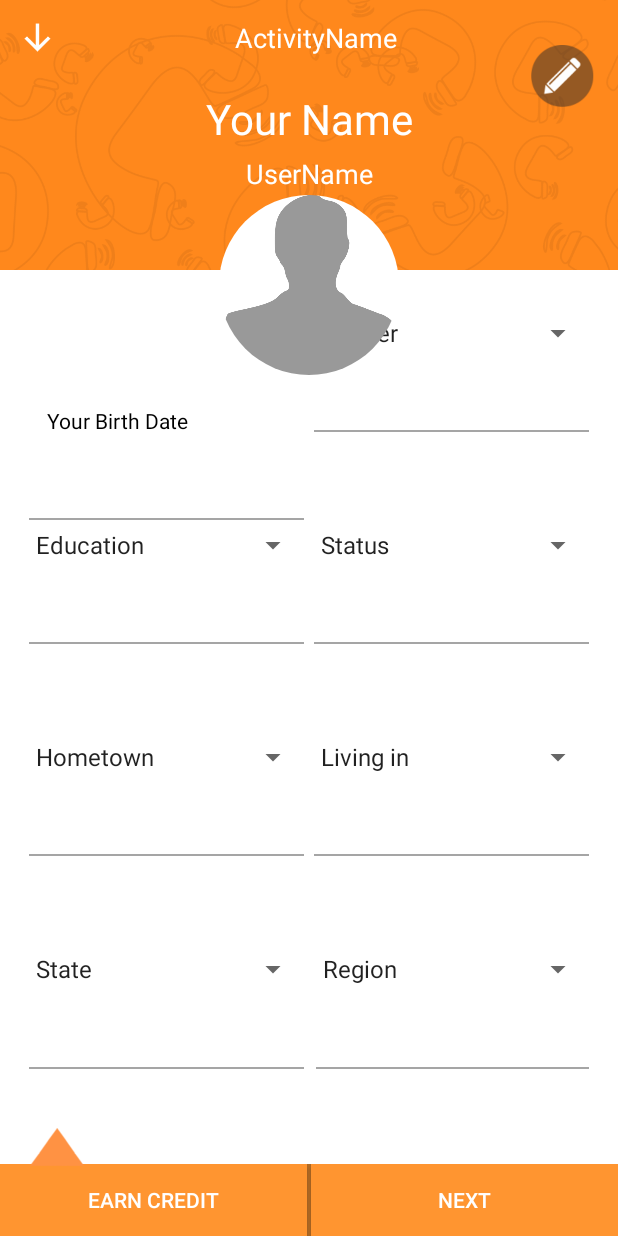
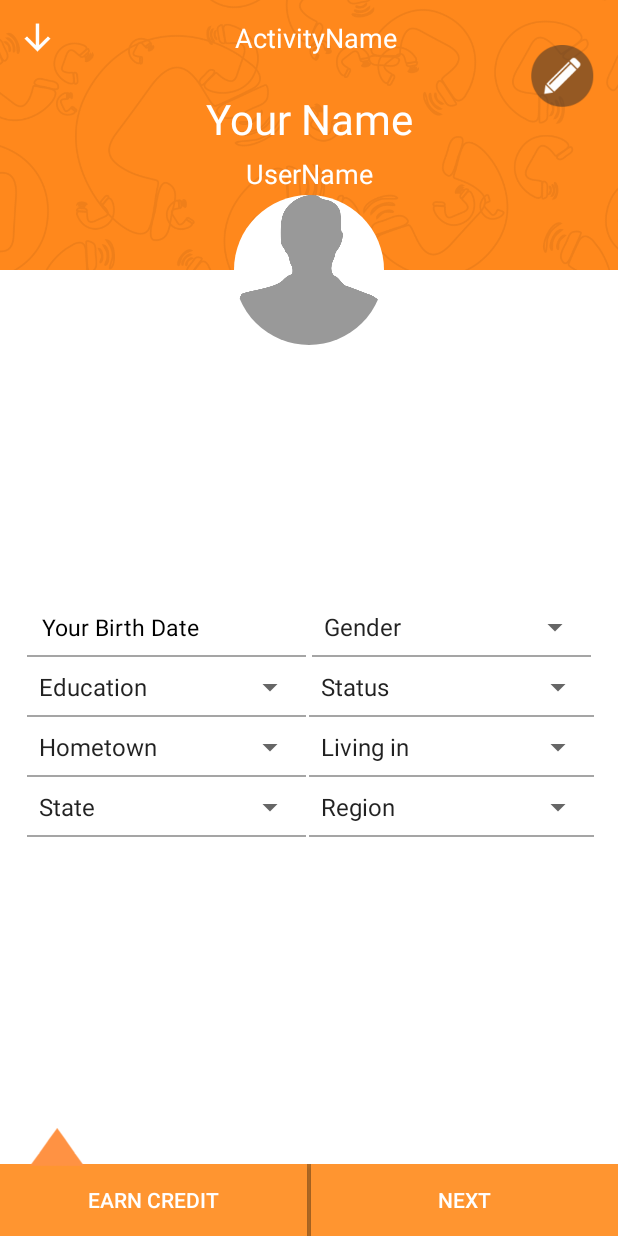
Before and after one commit to surendersankhla/myApp, an Android app: the layout activity_profile_page.xml on its own in the app's theme, with its tools: preview values and no code run, on a phone screen of 412 x 824 dp. Run offline under Robolectric (Android 15) with nearby library versions, the phone set to English and light mode, and no system bars.

Commit message:
20 jun 1.25

```diff
--- a/app/src/main/AndroidManifest.xml
+++ b/app/src/main/AndroidManifest.xml
@@ -51,11 +51,11 @@
         <activity
             android:name=".ProfilePage"
             android:screenOrientation="portrait"
-            android:theme="@style/Theme.AppCompat.NoActionBar"/>
+            android:theme="@style/AppTheme2"/>
         <activity
             android:name=".CompleteNEarn"
             android:screenOrientation="portrait"
-            android:theme="@style/Theme.AppCompat.Light.NoActionBar" />
+            android:theme="@style/AppTheme2" />
         <activity
             android:name=".PinInterest"
             android:label="Pin Your Interest"
--- a/app/src/main/res/layout/activity_profile_page.xml
+++ b/app/src/main/res/layout/activity_profile_page.xml
@@ -90,20 +90,20 @@
                     android:layout_height="match_parent"
                     android:paddingRight="@dimen/activity_horizontal_margin"
                     android:paddingLeft="@dimen/activity_horizontal_margin"
-                    android:layout_marginTop="30dp"
-                    android:weightSum="4"
                     android:orientation="vertical"
+                    android:gravity="center"
                     >
                     <LinearLayout
                         android:layout_width="match_parent"
-                        android:layout_height="0dp"
+                        android:layout_height="wrap_content"
                         android:orientation="horizontal"
-                        android:layout_weight="1"
                         android:weightSum="1">
                         <RelativeLayout
                             android:layout_width="match_parent"
-                            android:layout_height="wrap_content"
+                            android:layout_height="@dimen/spinner_height"
                             android:layout_weight="0.5"
+                            android:paddingLeft="2dp"
+                            android:paddingRight="2dp"
                             >
                             <LinearLayout
                                 android:layout_width="match_parent"
@@ -114,27 +114,27 @@
                                     android:layout_width="match_parent"
                                     android:layout_height="wrap_content"
                                     android:layout_gravity="center"
+                                    android:textSize="15sp"
                                     android:textColor="@android:color/black"
                                     android:text="@string/select_your_date_of_birth"
                                     android:id="@+id/profilePage_dateOfBirth"
-                                    android:paddingLeft="15dp"
+                                    android:paddingLeft="10dp"
                                     android:onClick="DatePickerCall"/>
                             </LinearLayout>
 
                             <include layout="@layout/under_line"
+                                android:layout_height="wrap_content"
                                 android:layout_width="match_parent"
-                                android:layout_height="match_parent"
-                                android:layout_below="@+id/temp"
-                                android:layout_marginLeft="3dp"
-                                android:layout_marginRight="3dp"
-                                android:layout_marginTop="-10dp"
+                                android:layout_alignParentBottom="true"
                                 />
                         </RelativeLayout>
 
                         <RelativeLayout
                             android:layout_width="match_parent"
-                            android:layout_height="wrap_content"
+                            android:layout_height="@dimen/spinner_height"
                             android:layout_weight="0.5"
+                            android:paddingLeft="2dp"
+                            android:paddingRight="2dp"
                             >
                         <Spinner
                             android:layout_width="match_parent"
@@ -142,48 +142,45 @@
                             android:prompt="@string/select_your_gender"
                             android:entries="@array/Gender_list"
                             android:id="@+id/profilePage_gender"
+                            android:layout_centerVertical="true"
                            />
                             <include layout="@layout/under_line"
+                                android:layout_height="wrap_content"
                                 android:layout_width="match_parent"
-                                android:layout_height="match_parent"
-                                android:layout_below="@+id/profilePage_gender"
-                                android:layout_marginLeft="3dp"
-                                android:layout_marginRight="3dp"
-                                android:layout_marginTop="-10dp"
+                                android:layout_alignParentBottom="true"
                                 />
                         </RelativeLayout>
                     </LinearLayout>
 
                     <LinearLayout
                         android:layout_width="match_parent"
-                        android:layout_height="0dp"
+                        android:layout_height="wrap_content"
                         android:orientation="horizontal"
-                        android:layout_weight="1"
                         android:weightSum="1">
                         <RelativeLayout
                             android:layout_width="match_parent"
-                            android:layout_height="wrap_content"
+                            android:layout_height="@dimen/spinner_height"
                             android:layout_weight="0.5"
+                            android:paddingLeft="2dp"
+                            android:paddingRight="2dp"
                             >
                         <Spinner
                             android:layout_width="match_parent"
                             android:layout_height="wrap_content"
                             android:entries="@array/education_list"
                             android:id="@+id/profilePage_education"
+                            android:layout_centerVertical="true"
                             />
                             <include layout="@layout/under_line"
+                                android:layout_height="wrap_content"
                                 android:layout_width="match_parent"
-                                android:layout_height="match_parent"
-                                android:layout_below="@+id/profilePage_education"
-                                android:layout_marginLeft="3dp"
-                                android:layout_marginRight="3dp"
-                                android:layout_marginTop="-10dp"
+                                android:layout_alignParentBottom="true"
                                 />
                         </RelativeLayout>
 
                         <RelativeLayout
                             android:layout_width="match_parent"
-                            android:layout_height="wrap_content"
+                            android:layout_height="@dimen/spinner_height"
                             android:layout_weight="0.5"
                             >
                         <Spinner
@@ -192,29 +189,28 @@
                             android:entries="@array/status_list"
                             android:prompt="@string/select_your_status"
                             android:id="@+id/profilePage_status"
+                            android:layout_centerVertical="true"
 
                             />
                             <include layout="@layout/under_line"
+                                android:layout_height="wrap_content"
                                 android:layout_width="match_parent"
-                                android:layout_height="match_parent"
-                                android:layout_below="@+id/profilePage_status"
-                                android:layout_marginLeft="3dp"
-                                android:layout_marginRight="3dp"
-                                android:layout_marginTop="-10dp"
+                                android:layout_alignParentBottom="true"
                                 />
                         </RelativeLayout>
                     </LinearLayout>
 
                     <LinearLayout
                         android:layout_width="match_parent"
-                        android:layout_height="0dp"
+                        android:layout_height="wrap_content"
                         android:orientation="horizontal"
-                        android:layout_weight="1"
                         android:weightSum="1">
                         <RelativeLayout
                             android:layout_width="match_parent"
-                            android:layout_height="wrap_content"
+                            android:layout_height="@dimen/spinner_height"
                             android:layout_weight="0.5"
+                            android:paddingLeft="2dp"
+                            android:paddingRight="2dp"
                             >
                         <Spinner
                             android:layout_width="match_parent"
@@ -222,19 +218,17 @@
                             android:prompt="@string/select_your_Hometown"
                             android:entries="@array/hometown_list"
                             android:id="@+id/profilePage_hometown"
+                            android:layout_centerVertical="true"
                             />
                             <include layout="@layout/under_line"
+                                android:layout_height="wrap_content"
                                 android:layout_width="match_parent"
-                                android:layout_height="match_parent"
-                                android:layout_below="@+id/profilePage_hometown"
-                                android:layout_marginLeft="3dp"
-                                android:layout_marginRight="3dp"
-                                android:layout_marginTop="-10dp"
+                                android:layout_alignParentBottom="true"
                                 />
                         </RelativeLayout>
                         <RelativeLayout
                             android:layout_width="match_parent"
-                            android:layout_height="wrap_content"
+                            android:layout_height="@dimen/spinner_height"
                             android:layout_weight="0.5"
                             >
                         <Spinner
@@ -243,29 +237,28 @@
                             android:prompt="@string/select_your_livingIn"
                             android:entries="@array/livingIn_list"
                             android:id="@+id/profilePage_livingIn"
+                            android:layout_centerVertical="true"
                             />
                             <include layout="@layout/under_line"
+                                android:layout_height="wrap_content"
                                 android:layout_width="match_parent"
-                                android:layout_height="match_parent"
-                                android:layout_below="@+id/profilePage_livingIn"
-                                android:layout_marginLeft="3dp"
-                                android:layout_marginRight="3dp"
-                                android:layout_marginTop="-10dp"
+                                android:layout_alignParentBottom="true"
                                 />
                         </RelativeLayout>
                     </LinearLayout>
 
                     <LinearLayout
                         android:layout_width="match_parent"
-                        android:layout_height="0dp"
+                        android:layout_height="wrap_content"
                         android:orientation="horizontal"
-                        android:layout_weight="1"
                         android:weightSum="1"
                         android:baselineAligned="false">
                         <RelativeLayout
                             android:layout_width="match_parent"
-                            android:layout_height="wrap_content"
+                            android:layout_height="@dimen/spinner_height"
                             android:layout_weight="0.5"
+                            android:paddingLeft="2dp"
+                            android:paddingRight="2dp"
                             >
                         <Spinner
                             android:layout_width="match_parent"
@@ -273,20 +266,17 @@
                             android:prompt="@string/select_your_state"
                             android:entries="@array/state_list"
                             android:id="@+id/profilePage_state"
+                            android:layout_centerVertical="true"
                             />
                             <include layout="@layout/under_line"
+                                android:layout_height="wrap_content"
                                 android:layout_width="match_parent"
-                                android:layout_height="match_parent"
-                                android:layout_below="@+id/profilePage_state"
-                                android:layout_marginLeft="3dp"
-                                android:layout_marginRight="3dp"
-                                android:layout_marginTop="-10dp"
+                                android:layout_alignParentBottom="true"
                                 />
                         </RelativeLayout>
                         <RelativeLayout
                             android:layout_width="match_parent"
-                            android:layout_height="wrap_content"
-                            android:layout_marginLeft="1dp"
+                            android:layout_height="@dimen/spinner_height"
                             android:layout_weight="0.5"
                             >
                         <Spinner
@@ -295,14 +285,12 @@
                             android:prompt="@string/select_your_region"
                             android:entries="@array/region_list"
                             android:id="@+id/profilePage_region"
+                            android:layout_centerVertical="true"
                             />
                             <include layout="@layout/under_line"
+                                android:layout_height="wrap_content"
                                 android:layout_width="match_parent"
-                                android:layout_height="match_parent"
-                                android:layout_below="@+id/profilePage_region"
-                                android:layout_marginLeft="3dp"
-                                android:layout_marginRight="3dp"
-                                android:layout_marginTop="-10dp"
+                                android:layout_alignParentBottom="true"
                                 />
                         </RelativeLayout>
                     </LinearLayout>
@@ -314,8 +302,8 @@
 
     <de.hdodenhof.circleimageview.CircleImageView
         android:id="@+id/profilePage_profilePic"
-        android:layout_width="120dp"
-        android:layout_height="120dp"
+        android:layout_width="100dp"
+        android:layout_height="100dp"
         android:src="@drawable/default_user"
         app:border_color="#FF000000"
         android:layout_marginLeft="5dp"
--- a/app/src/main/res/values/dimens.xml
+++ b/app/src/main/res/values/dimens.xml
@@ -9,4 +9,6 @@
     <dimen name="nav_header_height">160dp</dimen>
     <dimen name="fab_margin">16dp</dimen>
 
+    <dimen name="spinner_height">40dp</dimen>
+
 </resources>
--- a/app/src/main/res/values/styles.xml
+++ b/app/src/main/res/values/styles.xml
@@ -7,7 +7,11 @@
         <item name="colorPrimaryDark">@color/colorPrimaryDark</item>
         <item name="colorAccent">@color/colorAccent</item>
     </style>
-
+    <style name="AppTheme2" parent="Theme.AppCompat.Light.NoActionBar">
+        <item name="colorPrimary">@color/colorPrimary</item>
+        <item name="colorPrimaryDark">@color/colorPrimaryDark</item>
+        <item name="colorAccent">@color/colorAccent</item>
+    </style>
     <style name="AppTheme.NoActionBar">
         <item name="windowActionBar">false</item>
         <item name="windowNoTitle">true</item>
```
